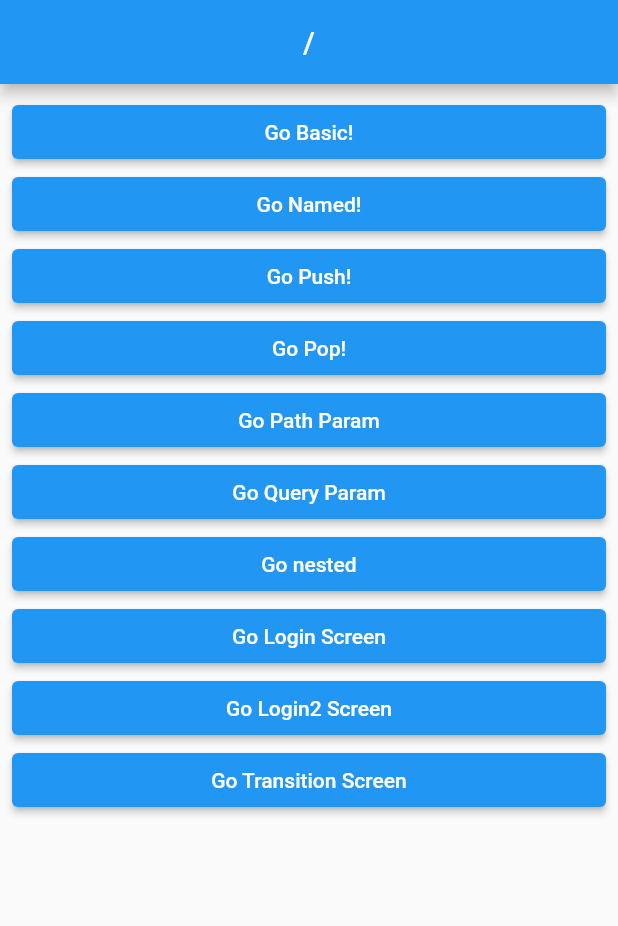
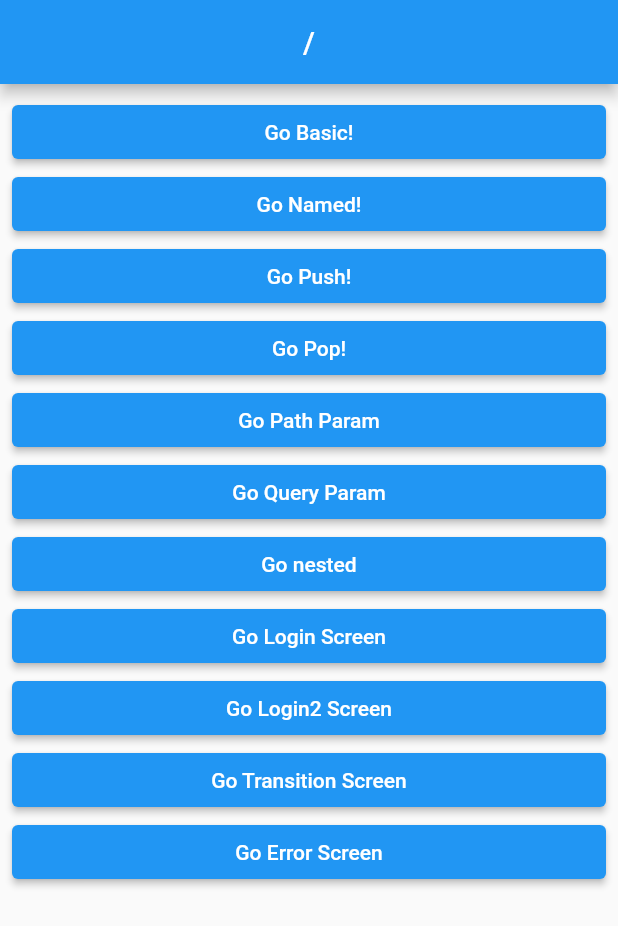
Before and after one commit to DongWooKim97/go_router_practice, a Flutter app: the screen it shows after launch, on a phone screen of 412 x 824 dp. Shown: the top 926 px of the screen. Run offline on Flutter 3.47's test engine with Material 2 defaults, Android fonts, the phone set to English and light mode, and no system bars; our stand-ins replace go_router.

Commit message:
Error Screen을 Custom/Override하여 사용

```diff
--- a/lib/router/router.dart
+++ b/lib/router/router.dart
@@ -2,6 +2,7 @@ import 'package:flutter/cupertino.dart';
 import 'package:go_router/go_router.dart';
 import 'package:go_router_practice/screen/10_transition_screen_1.dart';
 import 'package:go_router_practice/screen/10_transition_screen_2.dart';
+import 'package:go_router_practice/screen/11_error_screen.dart';
 import 'package:go_router_practice/screen/1_basic_screen.dart';
 import 'package:go_router_practice/screen/2_named_screen.dart';
 import 'package:go_router_practice/screen/3_push_screen.dart';
@@ -169,4 +170,6 @@ final router = GoRouter(
       ],
     ),
   ],
+  errorBuilder: (context, state) => ErrorScreen(error: state.error.toString()),
+  // 여기서 state는 Widget들에서 사용한 GoRouterState Class이다.
 );
--- a/lib/screen/root_screen.dart
+++ b/lib/screen/root_screen.dart
@@ -70,6 +70,12 @@ class RootScreen extends StatelessWidget {
             },
             child: Text('Go Transition Screen'),
           ),
+          ElevatedButton(
+            onPressed: () {
+              context.go('/error');
+            },
+            child: Text('Go Error Screen'),
+          ),
         ],
       ),
     );
```
Also changed, not shown: lib/screen/11_error_screen.dart (added, +31 -0 lines).
